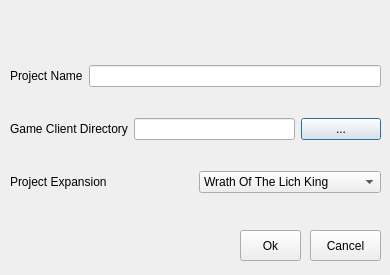
Old version of the form src/noggit/ui/windows/projectCreation/NoggitProjectCreationDialog.ui in the repository Marlamin/noggit-red.
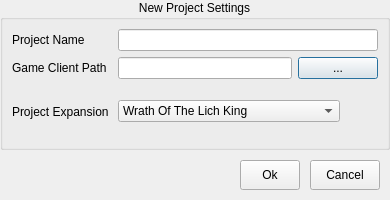
New version of the form. Icons and pictures are not drawn.

```diff
--- a/src/noggit/ui/windows/projectCreation/NoggitProjectCreationDialog.ui
+++ b/src/noggit/ui/windows/projectCreation/NoggitProjectCreationDialog.ui
@@ -7,7 +7,7 @@
         <x>0</x>
         <y>0</y>
         <width>390</width>
-        <height>275</height>
+        <height>200</height>
       </rect>
     </property>
     <property name="windowTitle">
@@ -18,36 +18,68 @@
         <normalon>:/icon</normalon>
       </iconset>
     </property>
-    <widget class="QWidget" name="verticalLayoutWidget">
+    <widget class="QGroupBox" name="groupBox_2">
+      <property name="title">
+        <string>New Project Settings</string>
+      </property>
       <property name="geometry">
         <rect>
-          <x>10</x>
-          <y>40</y>
-          <width>371</width>
-          <height>181</height>
+          <x>0</x>
+          <y>0</y>
+          <width>390</width>
+          <height>150</height>
         </rect>
       </property>
-      <layout class="QVBoxLayout" name="verticalLayout">
+      <property name="alignment">
+        <set>Qt::AlignHCenter|Qt::AlignTop</set>
+      </property>
+      <layout class="QHBoxLayout" name="horizontalLayout_16">
         <item>
-          <layout class="QHBoxLayout" name="horizontalLayout_2">
+          <layout class="QHBoxLayout" name="horizontalLayout_17">
             <item>
-              <widget class="QLabel" name="label_2">
+              <layout class="QVBoxLayout" name="verticalLayout_21">
+                <item>
+                  <layout class="QHBoxLayout" name="horizontalLayout_24">
+                    <property name="spacing">
+                      <number>6</number>
+                    </property>
+                    <item>
+                      <widget class="QLabel" name="labelx">
+                        <property name="minimumSize">
+                          <size>
+                            <width>100</width>
+                            <height>0</height>
+                          </size>
+                        </property>
                 <property name="text">
                   <string>Project Name</string>
                 </property>
+                        <property name="alignment">
+                          <set>Qt::AlignLeading|Qt::AlignLeft|Qt::AlignVCenter</set>
+                        </property>
               </widget>
             </item>
             <item>
-              <widget class="QLineEdit" name="project_name"/>
+                      <widget class="QLineEdit" name="projectName">
+                        <property name="alignment">
+                          <set>Qt::AlignLeading|Qt::AlignLeft|Qt::AlignVCenter</set>
+                        </property>
+                      </widget>
             </item>
           </layout>
         </item>
         <item>
-          <layout class="QHBoxLayout" name="horizontalLayout_3">
+                  <layout class="QHBoxLayout" name="horizontalLayout_25">
             <item>
-              <widget class="QLabel" name="label_3">
+                      <widget class="QLabel" name="label_26">
+                        <property name="minimumSize">
+                          <size>
+                            <width>100</width>
+                            <height>0</height>
+                          </size>
+                        </property>
                 <property name="text">
-                  <string>Game Client Directory</string>
+                          <string>Game Client Path</string>
                 </property>
               </widget>
             </item>
@@ -55,7 +87,13 @@
               <widget class="QLineEdit" name="game_client_apth"/>
             </item>
             <item>
-              <widget class="QPushButton" name="button_folder_select">
+                      <widget class="QPushButton" name="projectPathField_browse">
+                        <property name="minimumSize">
+                          <size>
+                            <width>32</width>
+                            <height>0</height>
+                          </size>
+                        </property>
                 <property name="text">
                   <string>...</string>
                 </property>
@@ -64,9 +102,18 @@
           </layout>
         </item>
         <item>
-          <layout class="QHBoxLayout" name="horizontalLayout">
+                  <layout class="QHBoxLayout" name="horizontalLayout_36">
             <item>
-              <widget class="QLabel" name="label">
+                      <widget class="QLabel" name="label_27">
+                        <property name="alignment">
+                          <set>Qt::AlignLeading|Qt::AlignLeft|Qt::AlignVCenter</set>
+                        </property>
+                        <property name="minimumSize">
+                          <size>
+                            <width>100</width>
+                            <height>0</height>
+                          </size>
+                        </property>
                 <property name="text">
                   <string>Project Expansion</string>
                 </property>
@@ -74,6 +121,12 @@
             </item>
             <item>
               <widget class="QComboBox" name="project_expansion">
+                        <property name="sizePolicy">
+                          <sizepolicy hsizetype="MinimumExpanding" vsizetype="Fixed">
+                            <horstretch>0</horstretch>
+                            <verstretch>0</verstretch>
+                          </sizepolicy>
+                        </property>
                 <item>
                   <property name="text">
                     <string>Wrath Of The Lich King</string>
@@ -86,6 +139,20 @@
                 </item>
               </widget>
             </item>
+                    <item>
+                      <widget class="QLabel" name="expansion_icon">
+                        <property name="minimumSize">
+                          <size>
+                            <width>32</width>
+                            <height>0</height>
+                          </size>
+                        </property>
+                      </widget>
+                    </item>
+                  </layout>
+                </item>
+              </layout>
+            </item>
           </layout>
         </item>
       </layout>
@@ -94,9 +161,9 @@
       <property name="geometry">
         <rect>
           <x>310</x>
-          <y>230</y>
-          <width>71</width>
-          <height>31</height>
+          <y>160</y>
+          <width>70</width>
+          <height>30</height>
         </rect>
       </property>
       <property name="text">
@@ -107,9 +174,9 @@
       <property name="geometry">
         <rect>
           <x>240</x>
-          <y>230</y>
-          <width>61</width>
-          <height>31</height>
+          <y>160</y>
+          <width>60</width>
+          <height>30</height>
         </rect>
       </property>
       <property name="text">
```
Left out of the diff: 4 changed lines with no effect on the pictures. Lines whose indentation alone changed are shown as unchanged.
